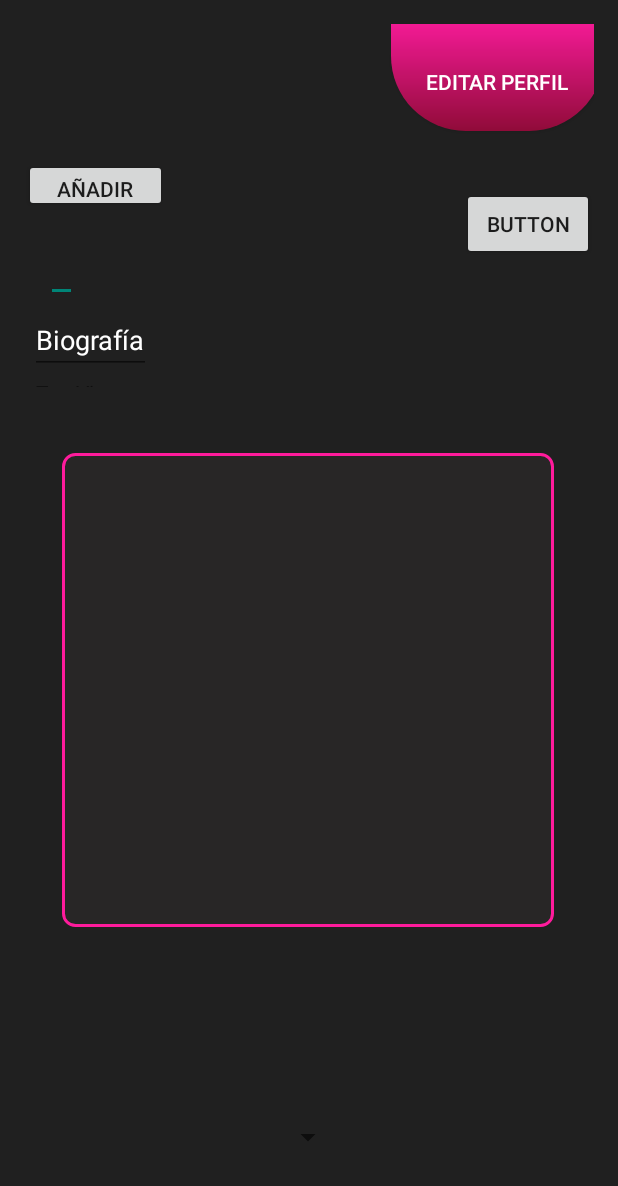
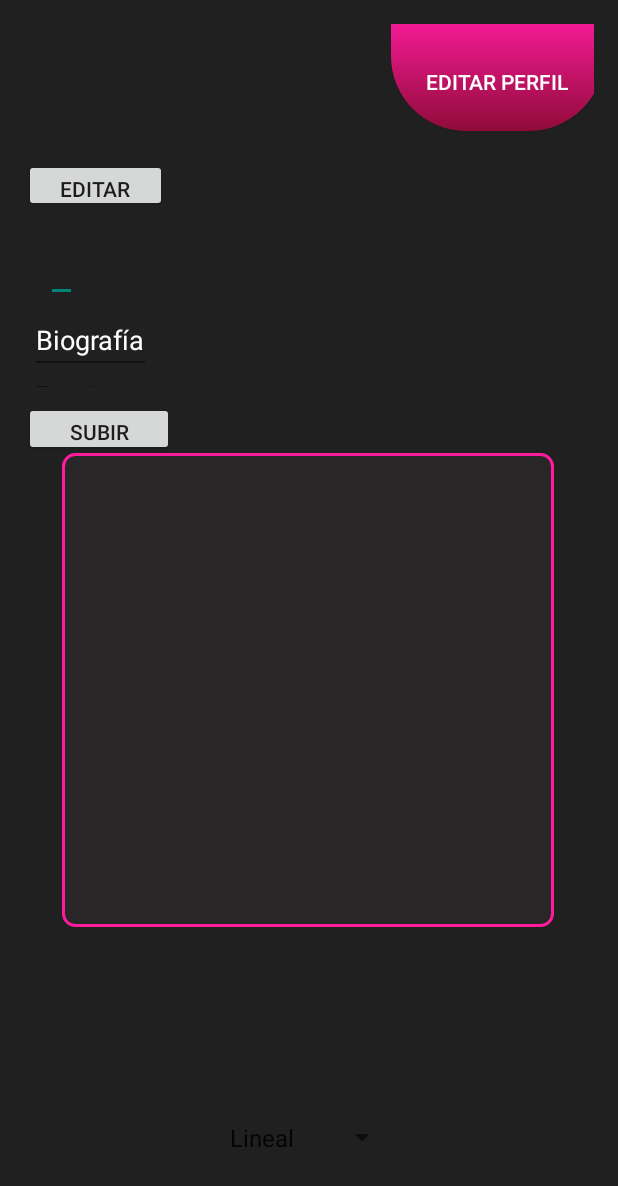
Before and after one commit to ikerlobop/Newinked, an Android app: the PerfilTatuador screen opened directly, with no data from a screen before it, on a phone screen of 412 x 824 dp. Shown: the top 1186 px of the screen. Run offline under Robolectric (Android 15) with nearby library versions, the light colour scheme and no system bars; our stand-ins replace Firebase (no records; nobody signed in at launch, a user with empty details on screens opened directly), Picasso; Roboto replaces fonts that are not available here.

Commit message:
Explorador funcional!!!
Explorador funciona

```diff
--- a/app/build.gradle
+++ b/app/build.gradle
@@ -48,4 +48,5 @@ dependencies {
     androidTestImplementation 'androidx.test.espresso:espresso-core:3.5.1'
     implementation 'com.squareup.picasso:picasso:2.71828'
 
+
 }
--- a/app/src/main/res/layout/activity_perfil_tatuador.xml
+++ b/app/src/main/res/layout/activity_perfil_tatuador.xml
@@ -94,10 +94,11 @@
         app:layout_constraintTop_toTopOf="parent" />
 
     <Spinner
-        android:id="@+id/tattoo_style_spinner"
+        android:id="@+id/categoria"
         android:layout_width="wrap_content"
         android:layout_height="43dp"
         android:layout_marginBottom="28dp"
+        android:entries="@array/categoriaopciones"
         app:layout_constraintBottom_toBottomOf="parent"
         app:layout_constraintEnd_toEndOf="parent"
         app:layout_constraintHorizontal_bias="0.498"
@@ -107,7 +108,8 @@
         android:id="@+id/add_photo_button"
         android:layout_width="95dp"
         android:layout_height="35dp"
-        android:text="@string/add_photo"
+        android:text="Editar Foto de Perfil"
+
         app:layout_constraintBottom_toTopOf="@+id/bio_nuevo"
         app:layout_constraintTop_toTopOf="parent"
         app:layout_constraintVertical_bias="0.447"
@@ -115,11 +117,13 @@
 
     <Button
         android:id="@+id/gridbutton"
-        android:layout_width="wrap_content"
-        android:layout_height="wrap_content"
-        android:layout_marginTop="109dp"
-        android:text="Button"
+        android:layout_width="100dp"
+        android:layout_height="36dp"
+        android:layout_marginTop="252dp"
+        android:text="Subir fotos"
         app:layout_constraintEnd_toEndOf="parent"
+        app:layout_constraintHorizontal_bias="0.0"
+        app:layout_constraintStart_toStartOf="parent"
         app:layout_constraintTop_toTopOf="parent" />
 
 </androidx.constraintlayout.widget.ConstraintLayout>
--- a/app/src/main/res/values/strings.xml
+++ b/app/src/main/res/values/strings.xml
@@ -70,6 +70,11 @@
     <string name="ubi">Ubicación</string>
     <string name="todossswsws">TODO</string>
     <string name="enviar_mensaje">ENVIAR MENSAJE</string>
+    <string-array name="categoriaopciones">
+        <item>Lineal</item>
+        <item>Floral</item>
+        <item>Oriental</item>
+    </string-array>
 
 
 </resources>
```
Also changed, not shown: app/src/main/java/com/example/newinked/Buscador.java (+31 -37 lines), app/src/main/java/com/example/newinked/PerfilTatuador.java (+29 -23 lines).
